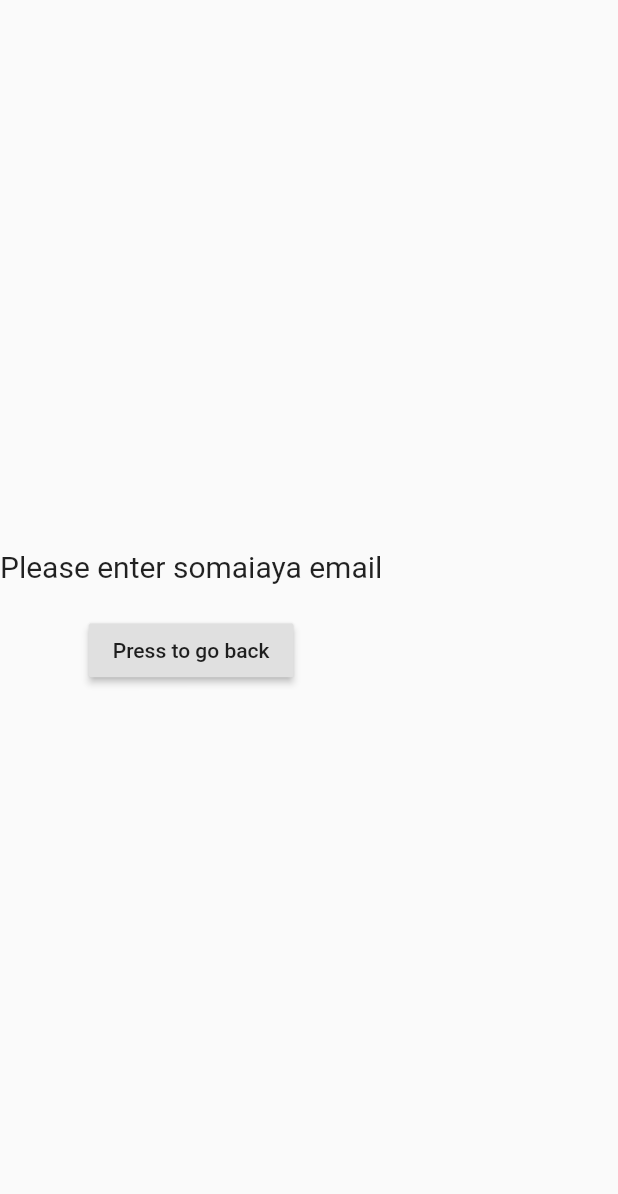
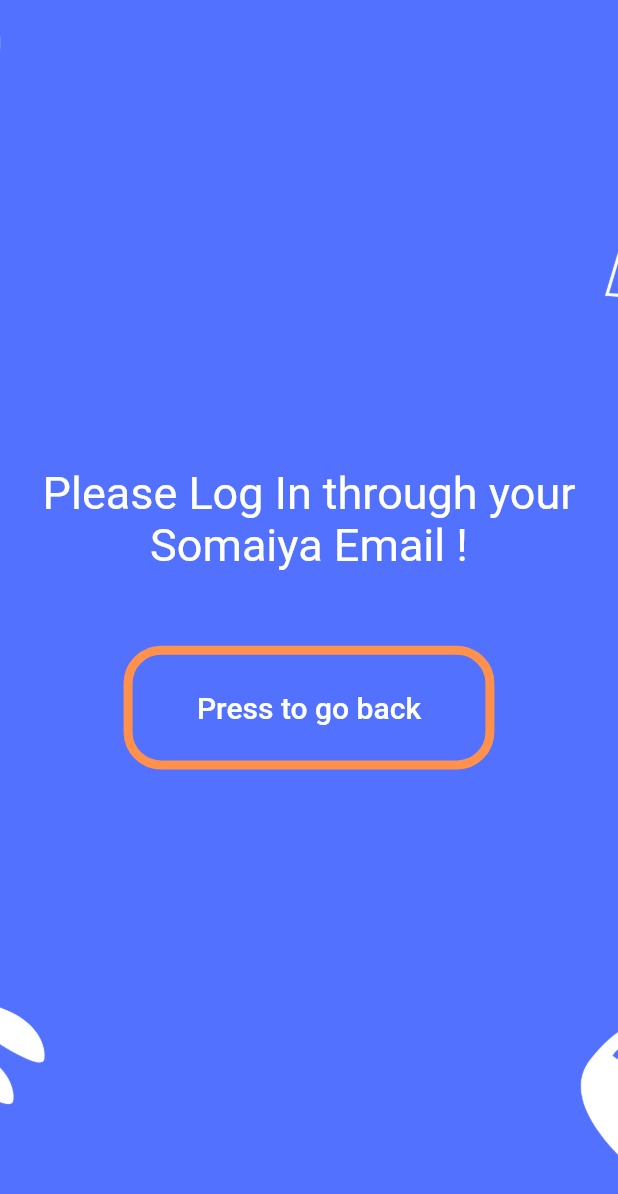
Before and after one commit to sanjeetnaik/beta_pasken, a Flutter app: the Failure screen opened directly, on a phone screen of 412 x 824 dp. Shown: the top 1194 px of the screen. Run offline on Flutter 3.47's test engine with Material 2 defaults, Android fonts, the phone set to English and light mode, and no system bars; our stand-ins replace firebase_auth, firebase_core, google_sign_in, rflutter_alert; accounts and stored records are empty.

Commit message:
ui full done

```diff
--- a/lib/failure.dart
+++ b/lib/failure.dart
@@ -1,28 +1,52 @@
 import 'package:flutter/material.dart';
+import 'package:rflutter_alert/rflutter_alert.dart';
 
 class Failure extends StatelessWidget {
   @override
   Widget build(BuildContext context) {
     return Scaffold(
       body: Container(
+        padding: EdgeInsets.all(20),
+        decoration: BoxDecoration(
+          image: DecorationImage(
+            image: AssetImage("assets/bg2.png"),
+            fit: BoxFit.cover,
+          ),
+        ),
+        child: Center(
           child: Column(
             mainAxisAlignment: MainAxisAlignment.center,
             children: [
               Text(
-              'Please enter somaiaya email',
-              style: TextStyle(fontSize: 20),
+                'Please Log In through your Somaiya Email !',
+                style: TextStyle(fontSize: 30, color: Colors.white),
                 textAlign: TextAlign.center,
               ),
               SizedBox(
-              height: 20,
+                height: MediaQuery.of(context).size.height * 0.06,
               ),
-            RaisedButton(
+              Container(
+                height: MediaQuery.of(context).size.height * 0.1,
+                width: MediaQuery.of(context).size.width * 0.6,
+                decoration: BoxDecoration(
+                  border: Border.all(
+                      color: Color.fromRGBO(255, 145, 77, 1), width: 6),
+                  borderRadius: BorderRadius.all(
+                    Radius.circular(25),
+                  ),
+                ),
+                child: FlatButton(
                   onPressed: () {
                     Navigator.pop(context);
                   },
-              child: Text('Press to go back'),
+                  child: Text(
+                    'Press to go back',
+                    style: TextStyle(fontSize: 20, color: Colors.white),
+                  ),
+                ),
               )
             ],
+          ),
         ),
       ),
     );
```
Lines whose indentation alone changed are shown as unchanged.
